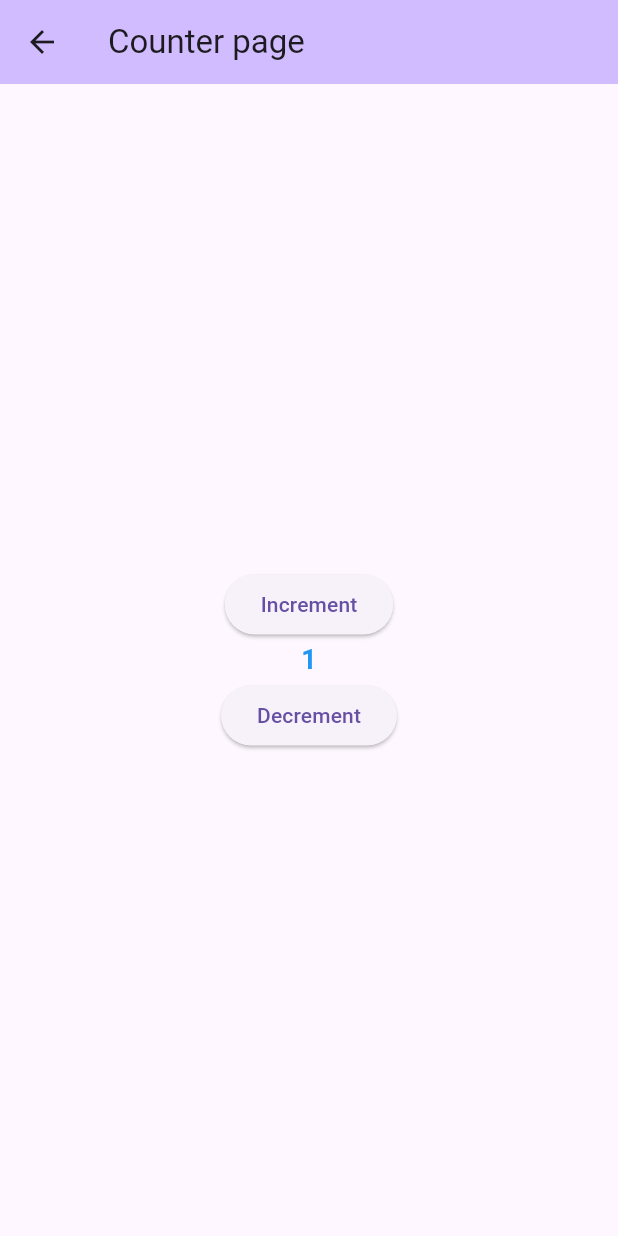
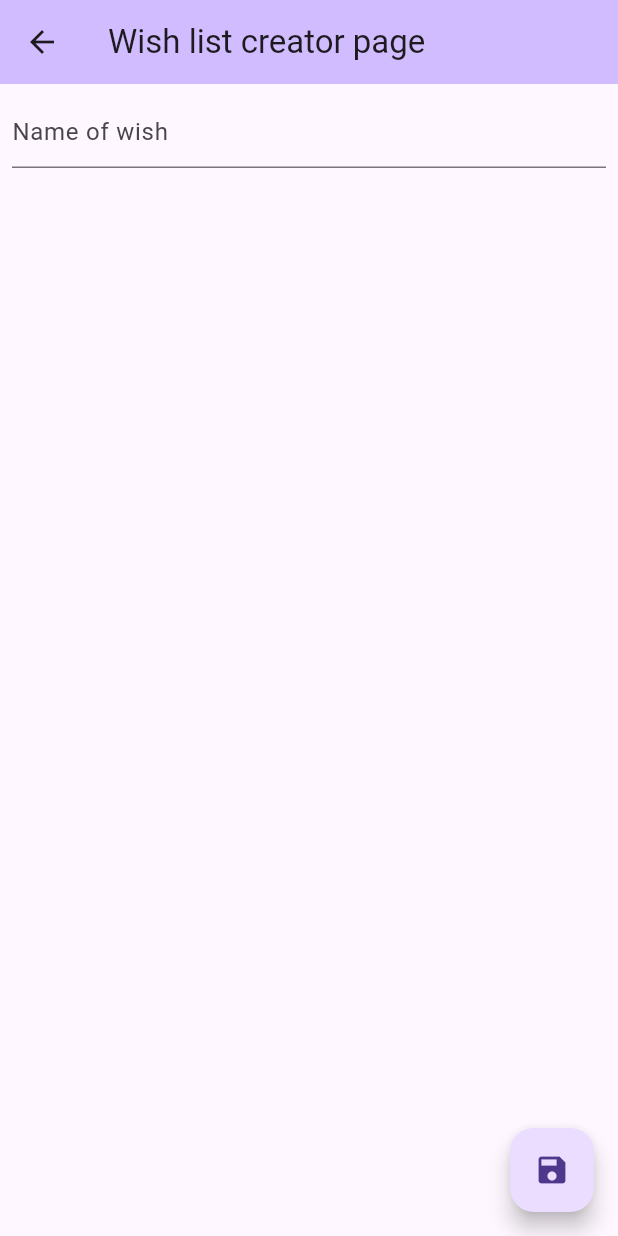
Before and after one commit to sb-dor/rxdart-app, a Flutter app: the screen it shows after launch, after a tap on the "forward" icon, on a phone screen of 412 x 824 dp. Run offline on Flutter 3.47's test engine with Material 3 defaults, Android fonts, the phone set to English and light mode, and no system bars; our stand-ins replace cloud_firestore, firebase_auth, firebase_core, flutter_hooks, get_it, rxdart; accounts and stored records are empty.

Commit message:
wish list app with rx-dart stream bloc

```diff
--- a/lib/wish_list_app/view/bloc/counter_bloc.dart
+++ b/lib/counter_app/view/bloc/counter_bloc.dart
@@ -40,6 +40,10 @@ class DecrementCounterEvent extends CounterEvents {
 class CounterBloc {
   final Sink<CounterEvents> onDataEvent;
 
+  // if I would use StreamController instead of BehaviorSubject (which both of them are almost same, but BehaviorSubject has more functions and BehaviorSubject uses broadcast by optional)
+  // it would throw an error : "Bad state Stream has already been listened to."
+
+  // The BehaviorSubject is a type of StreamController that caches the latest added value or error
   final BehaviorSubject<CounterState> counterStateSubject;
 
   Stream<CounterState> get counterState => counterStateSubject.stream;
--- a/lib/wish_list_app/view/pages/counter_page.dart
+++ b/lib/counter_app/view/pages/counter_page.dart
@@ -1,7 +1,7 @@
 import 'package:flutter/material.dart';
-import 'package:rxdart_app/wish_list_app/view/bloc/counter_bloc.dart';
-import 'package:rxdart_app/wish_list_app/view/getit/getit_inj.dart';
-import 'package:rxdart_app/wish_list_app/view/pages/other_counter_page.dart';
+import 'package:rxdart_app/counter_app/view/bloc/counter_bloc.dart';
+import 'package:rxdart_app/counter_app/view/pages/other_counter_page.dart';
+import 'package:rxdart_app/getit/getit_inj.dart';
 
 class CounterPage extends StatefulWidget {
   const CounterPage({super.key});
--- a/lib/wish_list_app/view/pages/other_counter_page.dart
+++ b/lib/counter_app/view/pages/other_counter_page.dart
@@ -1,6 +1,6 @@
 import 'package:flutter/material.dart';
-import 'package:rxdart_app/wish_list_app/view/bloc/counter_bloc.dart';
-import 'package:rxdart_app/wish_list_app/view/getit/getit_inj.dart';
+import 'package:rxdart_app/counter_app/view/bloc/counter_bloc.dart';
+import 'package:rxdart_app/getit/getit_inj.dart';
 
 class OtherCounterPage extends StatefulWidget {
   const OtherCounterPage({super.key});
--- /dev/null
+++ b/lib/getit/getit_inj.dart
@@ -0,0 +1,13 @@
+import 'package:get_it/get_it.dart';
+import 'package:rxdart_app/counter_app/view/bloc/counter_bloc.dart';
+import 'package:rxdart_app/wish_list_app/view/bloc/wish_list_bloc.dart';
+
+final locator = GetIt.instance;
+
+abstract class GetItInj {
+  static Future<void> inj() async {
+    locator.registerLazySingleton<CounterBloc>(() => CounterBloc());
+
+    locator.registerLazySingleton<WishListBloc>(() => WishListBloc());
+  }
+}
--- a/lib/main.dart
+++ b/lib/main.dart
@@ -1,6 +1,7 @@
 import 'dart:async';
 import 'package:firebase_core/firebase_core.dart';
 import 'package:flutter/material.dart';
+import 'package:rxdart_app/counter_app/view/pages/counter_page.dart';
 import 'package:rxdart_app/firebase_app/feature/views/blocs/app_bloc.dart';
 import 'package:rxdart_app/firebase_app/feature/views/blocs/auth_bloc/auth_error.dart';
 import 'package:rxdart_app/firebase_app/feature/views/blocs/view_bloc/current_view.dart';
@@ -11,8 +12,9 @@ import 'package:rxdart_app/firebase_app/feature/views/pages/login_view.dart';
 import 'package:rxdart_app/firebase_app/feature/views/pages/new_contact_view.dart';
 import 'package:rxdart_app/firebase_app/feature/views/pages/register_view.dart';
 import 'package:rxdart_app/firebase_options.dart';
-import 'package:rxdart_app/wish_list_app/view/getit/getit_inj.dart';
-import 'package:rxdart_app/wish_list_app/view/pages/counter_page.dart';
+import 'package:rxdart_app/getit/getit_inj.dart';
+
+import 'wish_list_app/view/pages/wish_list_page.dart';
 
 int testAlg(String value) {
   int maxLength = 0;
@@ -58,7 +60,7 @@ class App extends StatelessWidget {
   @override
   Widget build(BuildContext context) {
     return const MaterialApp(
-      home: CounterPage(),
+      home: WishListPage(),
       debugShowCheckedModeBanner: false,
     );
   }
--- /dev/null
+++ b/lib/wish_list_app/data/model/wish_model.dart
@@ -0,0 +1,20 @@
+import 'package:flutter/foundation.dart';
+import 'package:rxdart_app/wish_list_app/domain/entity/wish.dart';
+
+class WishModel extends Wish {
+  WishModel({
+    required super.id,
+    required super.wishName,
+    required super.dateTime,
+  });
+
+  WishModel copyWith() => WishModel(id: id, wishName: wishName, dateTime: dateTime);
+
+  factory WishModel.fromEntity(Wish wish) {
+    return WishModel(
+      id: wish.id,
+      wishName: wish.wishName,
+      dateTime: wish.dateTime,
+    );
+  }
+}
--- /dev/null
+++ b/lib/wish_list_app/domain/entity/wish.dart
@@ -0,0 +1,9 @@
+import 'package:flutter/foundation.dart';
+
+class Wish {
+  final String id;
+  String wishName;
+  final DateTime dateTime;
+
+  Wish({required this.id, required this.wishName, required this.dateTime});
+}
--- /dev/null
+++ b/lib/wish_list_app/view/bloc/state_model/wish_list_state_model.dart
@@ -0,0 +1,7 @@
+import 'package:rxdart_app/wish_list_app/domain/entity/wish.dart';
+
+class WishListStateModel {
+  List<Wish> wishList = [];
+
+  Wish? tempWishForUpdate;
+}
--- /dev/null
+++ b/lib/wish_list_app/view/bloc/wish_list_bloc.dart
@@ -0,0 +1,116 @@
+import 'package:collection/collection.dart';
+import 'package:flutter/foundation.dart';
+import 'package:rxdart/rxdart.dart';
+import 'package:rxdart_app/wish_list_app/data/model/wish_model.dart';
+import 'package:rxdart_app/wish_list_app/domain/entity/wish.dart';
+import 'package:rxdart_app/wish_list_app/view/bloc/state_model/wish_list_state_model.dart';
+import 'package:rxdart_app/wish_list_app/view/bloc/wish_list_events.dart';
+import 'package:rxdart_app/wish_list_app/view/bloc/wish_list_states.dart';
+import 'package:uuid/uuid.dart';
+
+@immutable
+class WishListBloc {
+  static late final WishListStateModel _currentState;
+
+  final Sink<WishListEvents> wishlistEvents;
+
+  // if I would use StreamController instead of BehaviorSubject (which both of them are almost same, but BehaviorSubject has more functions and BehaviorSubject uses broadcast by optional)
+  // it would throw an error : "Bad state Stream has already been listened to."
+
+  // The BehaviorSubject is a type of StreamController that caches the latest added value or error
+  final BehaviorSubject<WishListStates> _wishlistStates;
+
+  Stream<WishListStates> get wishlistStates => _wishlistStates.stream;
+
+  const WishListBloc._({
+    required this.wishlistEvents,
+    required BehaviorSubject<WishListStates> wishlistStates,
+  }) : _wishlistStates = wishlistStates;
+
+  factory WishListBloc() {
+    final wishListEvents = BehaviorSubject<WishListEvents>();
+
+    _currentState = WishListStateModel();
+
+    final state = _state(events: wishListEvents);
+
+    final BehaviorSubject<WishListStates> wishlistStates = BehaviorSubject<WishListStates>()
+      ..addStream(state);
+
+    return WishListBloc._(
+      wishlistEvents: wishListEvents,
+      wishlistStates: wishlistStates,
+    );
+  }
+
+  static Stream<WishListStates> _state({
+    required BehaviorSubject<WishListEvents> events,
+  }) {
+    return events.map((wishListEvent) {
+      late WishListStates states;
+
+      if (wishListEvent is AddWishListEvent) {
+        states = _addWishListEvent(wishListEvent);
+      } else if (wishListEvent is InitWishListEvent) {
+        states = _initWishListEvent(wishListEvent);
+      } else if (wishListEvent is InitTempWishListEvent) {
+        states = _initTempWishListForUpdate(wishListEvent);
+      } else {
+        // here should be first init of bloc
+        states = LoadingWishListState(_currentState);
+      }
+
+      return states;
+    }).startWith(LoadingWishListState(_currentState));
+  }
+
+  static WishListStates _addWishListEvent(
+    AddWishListEvent event,
+  ) {
+    try {
+      if (_currentState.tempWishForUpdate != null) {
+        var tempValueFromList = WishModel.fromEntity(
+          _currentState.wishList
+              .firstWhere((element) => element.id == _currentState.tempWishForUpdate?.id),
+        );
+
+        tempValueFromList.wishName = event.name;
+
+        _currentState.wishList[_currentState.wishList
+                .indexWhere((element) => element.id == tempValueFromList.id)] =
+            tempValueFromList.copyWith();
+
+        _currentState.tempWishForUpdate = null;
+      } else {
+        final currentDate = DateTime.now();
+        final Wish wish = Wish(
+          id: const Uuid().v4(),
+          wishName: event.name.trim(),
+          dateTime: currentDate,
+        );
+        _currentState.wishList.add(wish);
+      }
+      return LoadedWishListState(_currentState);
+    } catch (e) {
+      return ErrorWishListState(_currentState);
+    }
+  }
+
+  static WishListStates _initWishListEvent(
+    InitWishListEvent event,
+  ) {
+    try {
+      _currentState.wishList.clear();
+      return LoadedWishListState(_currentState);
+    } catch (e) {
+      return ErrorWishListState(_currentState);
+    }
+  }
+
+  static WishListStates _initTempWishListForUpdate(
+    InitTempWishListEvent event,
+  ) {
+    _currentState.tempWishForUpdate = event.wish;
+    return LoadedWishListState(_currentState);
+  }
+}
--- /dev/null
+++ b/lib/wish_list_app/view/bloc/wish_list_events.dart
@@ -0,0 +1,25 @@
+import 'package:flutter/foundation.dart';
+import 'package:rxdart_app/wish_list_app/domain/entity/wish.dart';
+
+@immutable
+abstract class WishListEvents {
+  const WishListEvents();
+}
+
+@immutable
+class InitWishListEvent extends WishListEvents {
+  const InitWishListEvent();
+}
+
+@immutable
+class AddWishListEvent extends WishListEvents {
+  final String name;
+
+  const AddWishListEvent({required this.name});
+}
+
+class InitTempWishListEvent extends WishListEvents {
+  final Wish wish;
+
+  const InitTempWishListEvent({required this.wish});
+}
--- /dev/null
+++ b/lib/wish_list_app/view/bloc/wish_list_states.dart
@@ -0,0 +1,25 @@
+import 'package:flutter/foundation.dart';
+
+import 'state_model/wish_list_state_model.dart';
+
+@immutable
+class WishListStates {
+  final WishListStateModel wishListStateModel;
+
+  const WishListStates(this.wishListStateModel);
+}
+
+@immutable
+class LoadingWishListState extends WishListStates {
+  const LoadingWishListState(super.wishListStateModel);
+}
+
+@immutable
+class ErrorWishListState extends WishListStates {
+  const ErrorWishListState(super.wishListStateModel);
+}
+
+@immutable
+class LoadedWishListState extends WishListStates {
+  const LoadedWishListState(super.wishListStateModel);
+}
--- a/lib/wish_list_app/view/getit/getit_inj.dart
+++ /dev/null
@@ -1,10 +0,0 @@
-import 'package:get_it/get_it.dart';
-import 'package:rxdart_app/wish_list_app/view/bloc/counter_bloc.dart';
-
-final locator = GetIt.instance;
-
-abstract class GetItInj {
-  static Future<void> inj() async {
-    locator.registerLazySingleton<CounterBloc>(() => CounterBloc());
-  }
-}
--- /dev/null
+++ b/lib/wish_list_app/view/pages/wish_list_creator_page.dart
@@ -0,0 +1,63 @@
+import 'package:flutter/material.dart';
+import 'package:flutter_hooks/flutter_hooks.dart';
+import 'package:rxdart_app/getit/getit_inj.dart';
+import 'package:rxdart_app/main.dart';
+import 'package:rxdart_app/wish_list_app/domain/entity/wish.dart';
+import 'package:rxdart_app/wish_list_app/view/bloc/wish_list_bloc.dart';
+import 'package:rxdart_app/wish_list_app/view/bloc/wish_list_events.dart';
+import 'package:uuid/uuid.dart';
+
+class WishListCreatorPage extends StatefulWidget {
+  final Wish? wish;
+
+  const WishListCreatorPage({super.key, this.wish});
+
+  @override
+  State<WishListCreatorPage> createState() => _WishListCreatorPageState();
+}
+
+class _WishListCreatorPageState extends State<WishListCreatorPage> {
+  late final WishListBloc _wishListBloc;
+
+  final TextEditingController _wishNameController = TextEditingController(text: '');
+
+  @override
+  void initState() {
+    // TODO: implement initState
+    super.initState();
+    _wishListBloc = locator<WishListBloc>();
+    if (widget.wish != null) {
+      _wishListBloc.wishlistEvents.add(InitTempWishListEvent(wish: widget.wish!));
+      _wishNameController.text = widget.wish?.wishName ?? '';
+    }
+  }
+
+  @override
+  Widget build(BuildContext context) {
+    return Scaffold(
+      appBar: AppBar(
+        backgroundColor: Theme.of(context).colorScheme.inversePrimary,
+        title: const Text("Wish list creator page"),
+      ),
+      floatingActionButton: FloatingActionButton(
+        onPressed: () {
+          if (_wishNameController.text.trim().isEmpty) return;
+
+          _wishListBloc.wishlistEvents.add(AddWishListEvent(name: _wishNameController.text.trim()));
+
+          Navigator.pop(context);
+        },
+        child: const Icon(Icons.save),
+      ),
+      body: ListView(
+        padding: const EdgeInsets.all(8),
+        children: [
+          TextField(
+            controller: _wishNameController,
+            decoration: const InputDecoration(hintText: "Name of wish"),
+          )
+        ],
+      ),
+    );
+  }
+}
--- /dev/null
+++ b/lib/wish_list_app/view/pages/wish_list_page.dart
@@ -0,0 +1,96 @@
+import 'package:flutter/material.dart';
+import 'package:rxdart_app/getit/getit_inj.dart';
+import 'package:rxdart_app/wish_list_app/domain/entity/wish.dart';
+import 'package:rxdart_app/wish_list_app/view/bloc/wish_list_bloc.dart';
+import 'package:rxdart_app/wish_list_app/view/pages/wish_list_creator_page.dart';
+
+class WishListPage extends StatefulWidget {
+  const WishListPage({super.key});
+
+  @override
+  State<WishListPage> createState() => _WishListPageState();
+}
+
+class _WishListPageState extends State<WishListPage> {
+  late WishListBloc _wishListBloc;
+
+  @override
+  void initState() {
+    super.initState();
+    _wishListBloc = locator<WishListBloc>();
+  }
+
+  @override
+  Widget build(BuildContext context) {
+    return Scaffold(
+      floatingActionButton: FloatingActionButton(
+        onPressed: () => Navigator.push(
+          context,
+          MaterialPageRoute(
+            builder: (context) => const WishListCreatorPage(),
+          ),
+        ),
+        child: const Icon(Icons.forward),
+      ),
+      appBar: AppBar(
+        title: const Text(
+          "Wish list",
+          style: TextStyle(
+            color: Colors.white,
+          ),
+        ),
+        backgroundColor: Theme.of(context).colorScheme.inversePrimary,
+      ),
+      body: StreamBuilder(
+        stream: _wishListBloc.wishlistStates,
+        builder: (context, snap) {
+          switch (snap.connectionState) {
+            case ConnectionState.none:
+            case ConnectionState.waiting:
+              return const CircularProgressIndicator();
+            case ConnectionState.active:
+            case ConnectionState.done:
+              final currentState = snap.requireData;
+              return ListView(
+                children: [
+                  ListView.builder(
+                    shrinkWrap: true,
+                    physics: const NeverScrollableScrollPhysics(),
+                    itemCount: currentState.wishListStateModel.wishList.length,
+                    itemBuilder: (context, index) {
+                      final wish = currentState.wishListStateModel.wishList[index];
+                      return _WishListTile(wish: wish);
+                    },
+                  ),
+                ],
+              );
+          }
+        },
+      ),
+    );
+  }
+}
+
+class _WishListTile extends StatelessWidget {
+  final Wish wish;
+
+  const _WishListTile({super.key, required this.wish});
+
+  @override
+  Widget build(BuildContext context) {
+    return ListTile(
+      title: Text(wish.wishName),
+      trailing: const Icon(Icons.widgets_sharp),
+      onTap: () {
+        Navigator.push(
+          context,
+          MaterialPageRoute(
+            builder: (context) => WishListCreatorPage(
+              wish: wish,
+            ),
+          ),
+        );
+      },
+    );
+  }
+}
--- a/pubspec.yaml
+++ b/pubspec.yaml
@@ -42,6 +42,7 @@ dependencies:
   cloud_firestore: ^4.17.2
   uuid: ^4.4.0
   get_it: ^7.7.0
+  collection: ^1.18.0
 
 dev_dependencies:
   flutter_test:
```
Also changed, not shown: pubspec.lock.
